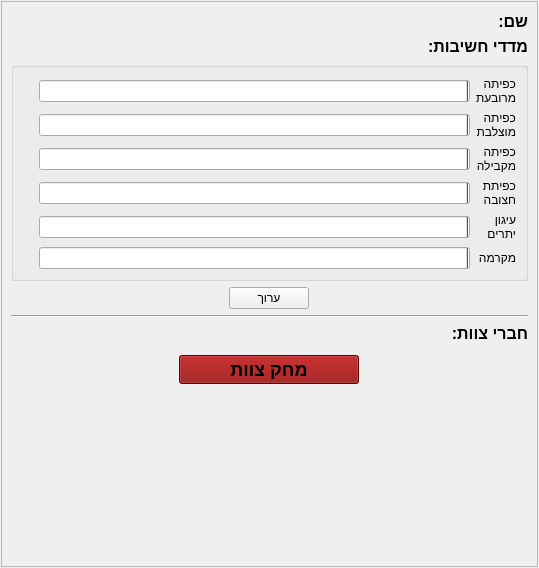
PillowTweezers/PurMyun, file gui/resources/teamwidget.ui: the form before one commit.
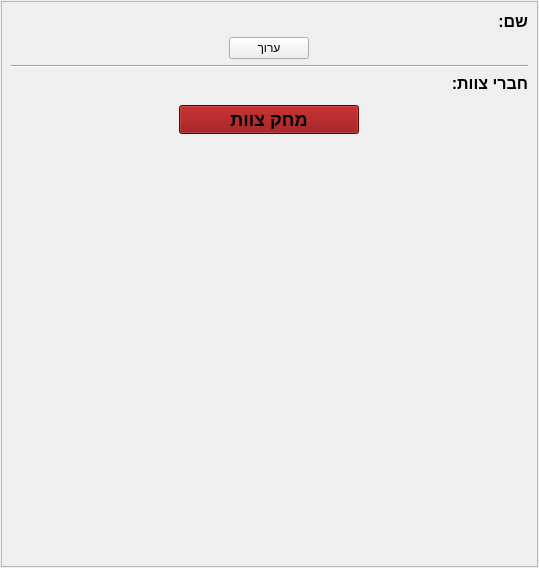
The form after the commit. Icons and pictures are not drawn. Custom widgets are drawn as their Qt base class.

Patch:
```diff
--- a/gui/resources/teamwidget.ui
+++ b/gui/resources/teamwidget.ui
@@ -82,213 +82,6 @@
          </item>
         </layout>
        </item>
-       <item>
-        <widget class="QLabel" name="label_3">
-         <property name="styleSheet">
-          <string notr="true">font-size:16px;font-weight:bold;</string>
-         </property>
-         <property name="text">
-          <string>מדדי חשיבות:</string>
-         </property>
-        </widget>
-       </item>
-       <item>
-        <widget class="QGroupBox" name="groupBox">
-         <property name="styleSheet">
-          <string notr="true"/>
-         </property>
-         <property name="title">
-          <string/>
-         </property>
-         <layout class="QGridLayout" name="gridLayout">
-          <item row="1" column="2">
-           <widget class="QLabel" name="squareLbl">
-            <property name="styleSheet">
-             <string notr="true">font-weight:bold;font-size:16px;</string>
-            </property>
-            <property name="text">
-             <string/>
-            </property>
-            <property name="alignment">
-             <set>Qt::AlignRight|Qt::AlignTrailing|Qt::AlignVCenter</set>
-            </property>
-           </widget>
-          </item>
-          <item row="11" column="2">
-           <widget class="QLabel" name="macrameLbl">
-            <property name="styleSheet">
-             <string notr="true">font-weight:bold;font-size:16px;</string>
-            </property>
-            <property name="text">
-             <string/>
-            </property>
-            <property name="alignment">
-             <set>Qt::AlignRight|Qt::AlignTrailing|Qt::AlignVCenter</set>
-            </property>
-           </widget>
-          </item>
-          <item row="1" column="1">
-           <widget class="QProgressBar" name="squareBar">
-            <property name="value">
-             <number>0</number>
-            </property>
-            <property name="format">
-             <string/>
-            </property>
-           </widget>
-          </item>
-          <item row="9" column="2">
-           <widget class="QLabel" name="anchoringLbl">
-            <property name="styleSheet">
-             <string notr="true">font-weight:bold;font-size:16px;</string>
-            </property>
-            <property name="text">
-             <string/>
-            </property>
-            <property name="alignment">
-             <set>Qt::AlignRight|Qt::AlignTrailing|Qt::AlignVCenter</set>
-            </property>
-           </widget>
-          </item>
-          <item row="11" column="0">
-           <widget class="QLabel" name="label_11">
-            <property name="text">
-             <string>מקרמה</string>
-            </property>
-           </widget>
-          </item>
-          <item row="9" column="1">
-           <widget class="QProgressBar" name="anchoringBar">
-            <property name="value">
-             <number>0</number>
-            </property>
-            <property name="format">
-             <string/>
-            </property>
-           </widget>
-          </item>
-          <item row="5" column="0">
-           <widget class="QLabel" name="label_8">
-            <property name="text">
-             <string>כפיתה
-מקבילה</string>
-            </property>
-           </widget>
-          </item>
-          <item row="7" column="0">
-           <widget class="QLabel" name="label_9">
-            <property name="text">
-             <string>כפיתת
-חצובה</string>
-            </property>
-           </widget>
-          </item>
-          <item row="3" column="0">
-           <widget class="QLabel" name="label_7">
-            <property name="text">
-             <string>כפיתה
-מוצלבת</string>
-            </property>
-           </widget>
-          </item>
-          <item row="7" column="2">
-           <widget class="QLabel" name="tripodLbl">
-            <property name="styleSheet">
-             <string notr="true">font-weight:bold;font-size:16px;</string>
-            </property>
-            <property name="text">
-             <string/>
-            </property>
-            <property name="alignment">
-             <set>Qt::AlignRight|Qt::AlignTrailing|Qt::AlignVCenter</set>
-            </property>
-           </widget>
-          </item>
-          <item row="3" column="2">
-           <widget class="QLabel" name="crossLbl">
-            <property name="styleSheet">
-             <string notr="true">font-weight:bold;font-size:16px;</string>
-            </property>
-            <property name="text">
-             <string/>
-            </property>
-            <property name="alignment">
-             <set>Qt::AlignRight|Qt::AlignTrailing|Qt::AlignVCenter</set>
-            </property>
-           </widget>
-          </item>
-          <item row="3" column="1">
-           <widget class="QProgressBar" name="crossBar">
-            <property name="value">
-             <number>0</number>
-            </property>
-            <property name="format">
-             <string/>
-            </property>
-           </widget>
-          </item>
-          <item row="5" column="1">
-           <widget class="QProgressBar" name="parallelBar">
-            <property name="value">
-             <number>0</number>
-            </property>
-            <property name="format">
-             <string/>
-            </property>
-           </widget>
-          </item>
-          <item row="5" column="2">
-           <widget class="QLabel" name="parallelLbl">
-            <property name="styleSheet">
-             <string notr="true">font-weight:bold;font-size:16px;</string>
-            </property>
-            <property name="text">
-             <string/>
-            </property>
-            <property name="alignment">
-             <set>Qt::AlignRight|Qt::AlignTrailing|Qt::AlignVCenter</set>
-            </property>
-           </widget>
-          </item>
-          <item row="1" column="0">
-           <widget class="QLabel" name="label_6">
-            <property name="text">
-             <string>כפיתה
-מרובעת</string>
-            </property>
-           </widget>
-          </item>
-          <item row="9" column="0">
-           <widget class="QLabel" name="label_10">
-            <property name="text">
-             <string>עיגון
-יתרים</string>
-            </property>
-           </widget>
-          </item>
-          <item row="11" column="1">
-           <widget class="QProgressBar" name="macrameBar">
-            <property name="value">
-             <number>0</number>
-            </property>
-            <property name="format">
-             <string/>
-            </property>
-           </widget>
-          </item>
-          <item row="7" column="1">
-           <widget class="QProgressBar" name="tripodBar">
-            <property name="value">
-             <number>0</number>
-            </property>
-            <property name="format">
-             <string/>
-            </property>
-           </widget>
-          </item>
-         </layout>
-        </widget>
-       </item>
        <item>
         <layout class="QHBoxLayout" name="horizontalLayout">
          <item>
```
